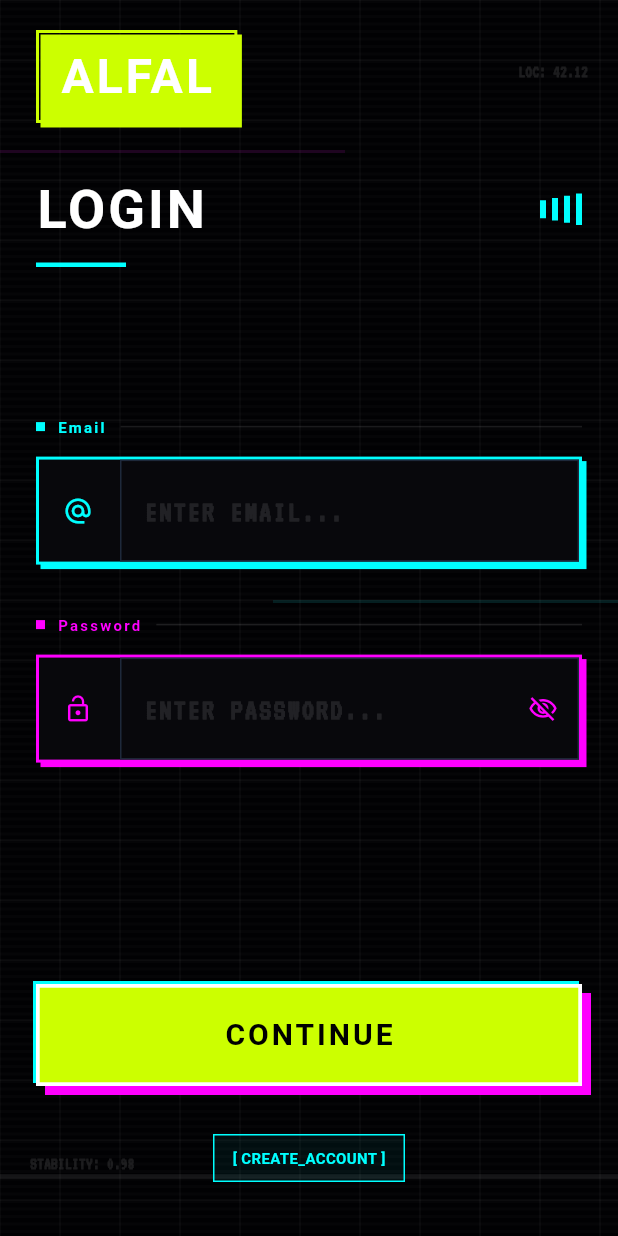
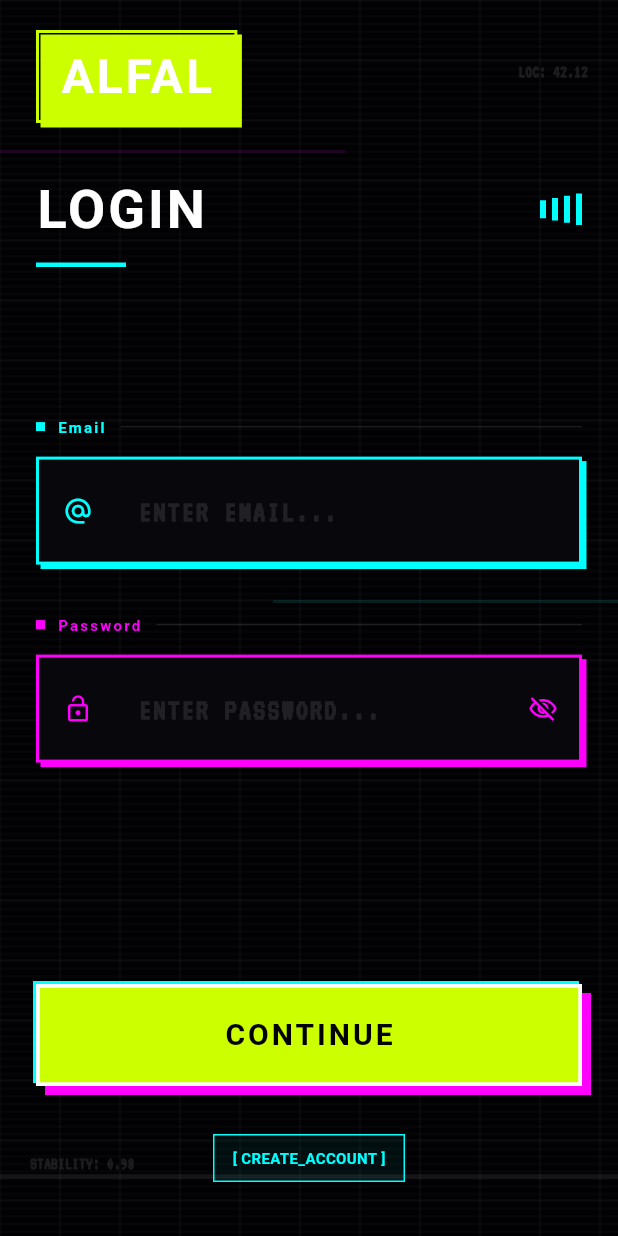
Before and after one commit to VirzaPixel/Alfal-Streaming-Music-Application, a Flutter app: the screen it shows after launch, on a phone screen of 412 x 824 dp. Run offline on Flutter 3.47's test engine with Material 3 defaults, Android fonts, the phone set to English and light mode, and no system bars; drawn by our look-alikes of flutter_animate; our stand-ins replace cached_network_image, flutter_dotenv, flutter_riverpod, google_fonts, image_picker, just_audio and 4 more; missing offline and left inert: cloudinary_public; accounts and stored records are empty; Roboto replaces fonts that are missing (Silkscreen).

Commit message:
version 1.0.4

```diff
--- a/frontend/lib/main.dart
+++ b/frontend/lib/main.dart
@@ -3,7 +3,6 @@
 import 'package:flutter_riverpod/flutter_riverpod.dart';
 import 'package:supabase_flutter/supabase_flutter.dart';
 import 'package:flutter_dotenv/flutter_dotenv.dart';
-import 'package:permission_handler/permission_handler.dart';
 import 'app.dart';
 
 void main() async {
--- a/frontend/lib/screens/auth/login_screen.dart
+++ b/frontend/lib/screens/auth/login_screen.dart
@@ -146,7 +146,7 @@
 
                   const Spacer(flex: 2),
 
-                  _VisibleRameInput(
+                  _PixelInput(
                     label: 'Email',
                     controller: _emailCtrl,
                     hint: 'ENTER EMAIL...',
@@ -157,7 +157,7 @@
 
                   const SizedBox(height: 32),
 
-                  _VisibleRameInput(
+                  _PixelInput(
                     label: 'Password',
                     controller: _passCtrl,
                     hint: 'ENTER PASSWORD...',
@@ -254,15 +254,28 @@
   );
 }
 
-class _VisibleRameInput extends StatelessWidget {
+class _PixelInput extends StatelessWidget {
   final String label; final TextEditingController controller; final String hint; final IconData icon; final Color accentColor;
   final bool isPassword; final bool obscure; final VoidCallback? onToggleObscure; final TextInputType? keyboardType;
 
-  const _VisibleRameInput({required this.label, required this.controller, required this.hint, required this.icon, required this.accentColor, this.isPassword = false, this.obscure = false, this.onToggleObscure, this.keyboardType});
+  const _PixelInput({required this.label, required this.controller, required this.hint, required this.icon, required this.accentColor, this.isPassword = false, this.obscure = false, this.onToggleObscure, this.keyboardType});
 
   @override
   Widget build(BuildContext context) {
-    return Column(
+    return Theme(
+      data: Theme.of(context).copyWith(
+        textSelectionTheme: TextSelectionThemeData(
+          cursorColor: accentColor,
+          selectionColor: accentColor.withOpacity(0.3),
+          selectionHandleColor: accentColor,
+        ),
+        inputDecorationTheme: const InputDecorationTheme(
+          focusedBorder: InputBorder.none,
+          enabledBorder: InputBorder.none,
+          border: InputBorder.none,
+        ),
+      ),
+      child: Column(
         crossAxisAlignment: CrossAxisAlignment.start,
         children: [
           Row(children: [
@@ -288,6 +301,8 @@
                     hintText: hint,
                     hintStyle: GoogleFonts.vt323(color: Colors.white10, fontSize: 20),
                     border: InputBorder.none,
+                    focusedBorder: InputBorder.none,
+                    enabledBorder: InputBorder.none,
                     filled: false,
                     contentPadding: const EdgeInsets.symmetric(vertical: 16, horizontal: 12),
                     suffixIcon: isPassword ? GestureDetector(onTap: onToggleObscure, child: Icon(obscure ? Icons.visibility_off_outlined : Icons.visibility_outlined, color: accentColor, size: 20)) : null,
@@ -297,6 +312,7 @@
             ]),
           ),
         ],
+      ),
     );
   }
 }
--- a/frontend/lib/screens/auth/verify_otp_screen.dart
+++ b/frontend/lib/screens/auth/verify_otp_screen.dart
@@ -175,8 +175,12 @@
                       ),
                     ),
 
-                                GestureDetector(
-                                  onTap: () => _focusNode.requestFocus(),
+                               GestureDetector(
+                                  onTap: () {
+                                    _focusNode.unfocus();
+                                    Future.delayed(50.ms, () => _focusNode.requestFocus());
+                                  },
+                                  behavior: HitTestBehavior.opaque,
                                   child: Row(
                                     mainAxisAlignment: MainAxisAlignment.center,
                                     children: [
```
Lines whose indentation alone changed are shown as unchanged.
